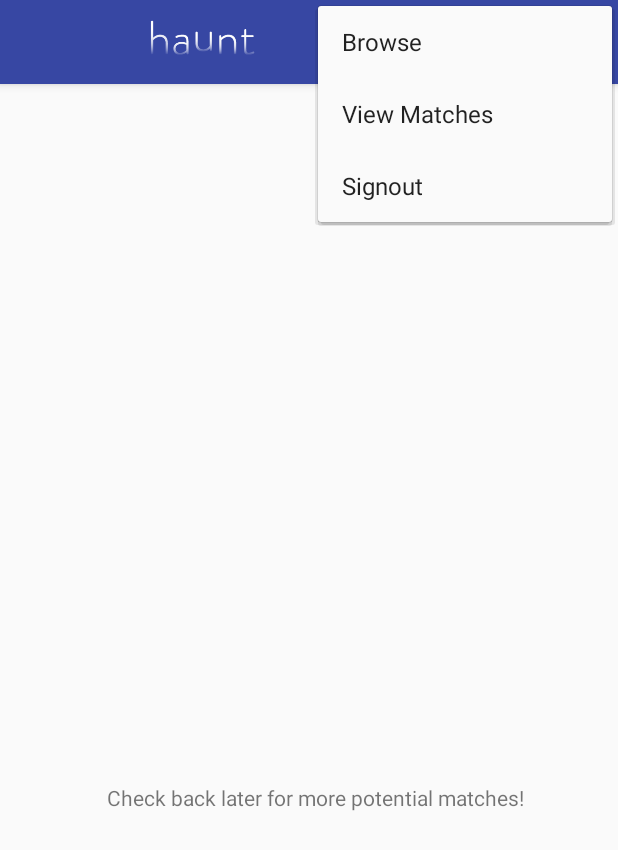
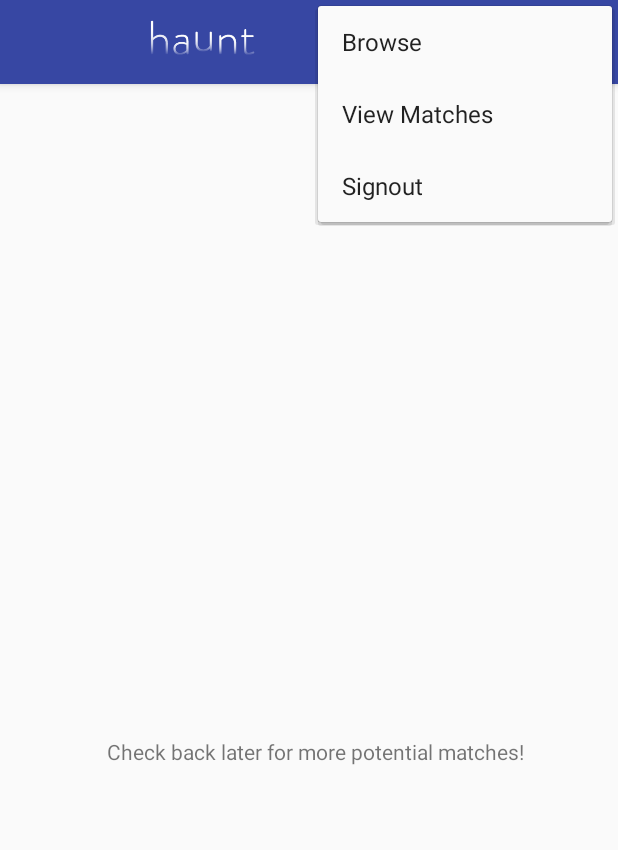
Before and after one commit to amyesh/Haunt, an Android app: the BrowseProfilesActivity screen opened directly, with no data from a screen before it, with the options menu open, on a phone screen of 412 x 824 dp. Shown: the top 850 px of the screen. Run offline under Robolectric (Android 15) with nearby library versions, the phone set to English and light mode, and no system bars; our stand-ins replace Firebase (no records; nobody signed in at launch, a user with empty details on screens opened directly).

Commit message:
updated RecycleView top padding

```diff
--- a/app/src/main/res/layout/activity_browse_profiles.xml
+++ b/app/src/main/res/layout/activity_browse_profiles.xml
@@ -11,7 +11,7 @@
         android:layout_width="412dp"
         android:layout_height="732dp"
         android:layout_marginStart="8dp"
-        android:layout_marginTop="200dp"
+        android:layout_marginTop="135dp"
         android:layout_marginEnd="8dp"
         android:layout_marginBottom="8dp"
         app:layout_constraintBottom_toBottomOf="parent"
--- a/app/src/main/res/layout/activity_view_matches.xml
+++ b/app/src/main/res/layout/activity_view_matches.xml
@@ -11,7 +11,7 @@
         android:layout_width="413dp"
         android:layout_height="733dp"
         android:layout_marginStart="8dp"
-        android:layout_marginTop="200dp"
+        android:layout_marginTop="135dp"
         android:layout_marginEnd="8dp"
         android:layout_marginBottom="8dp"
         app:layout_constraintBottom_toBottomOf="parent"
```
